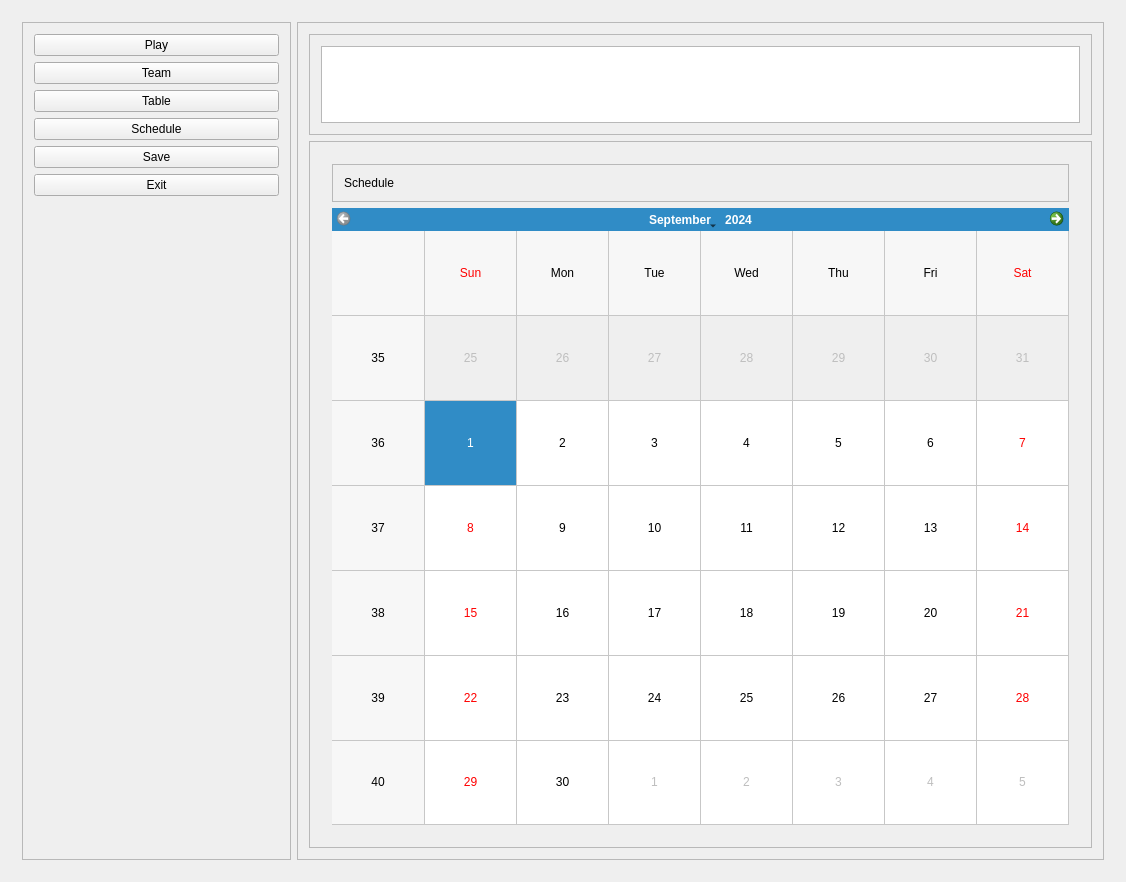
First picture: the form in LoadGame.ui, repository DawidO99/FM_QT_Project_vol2, before the edit.
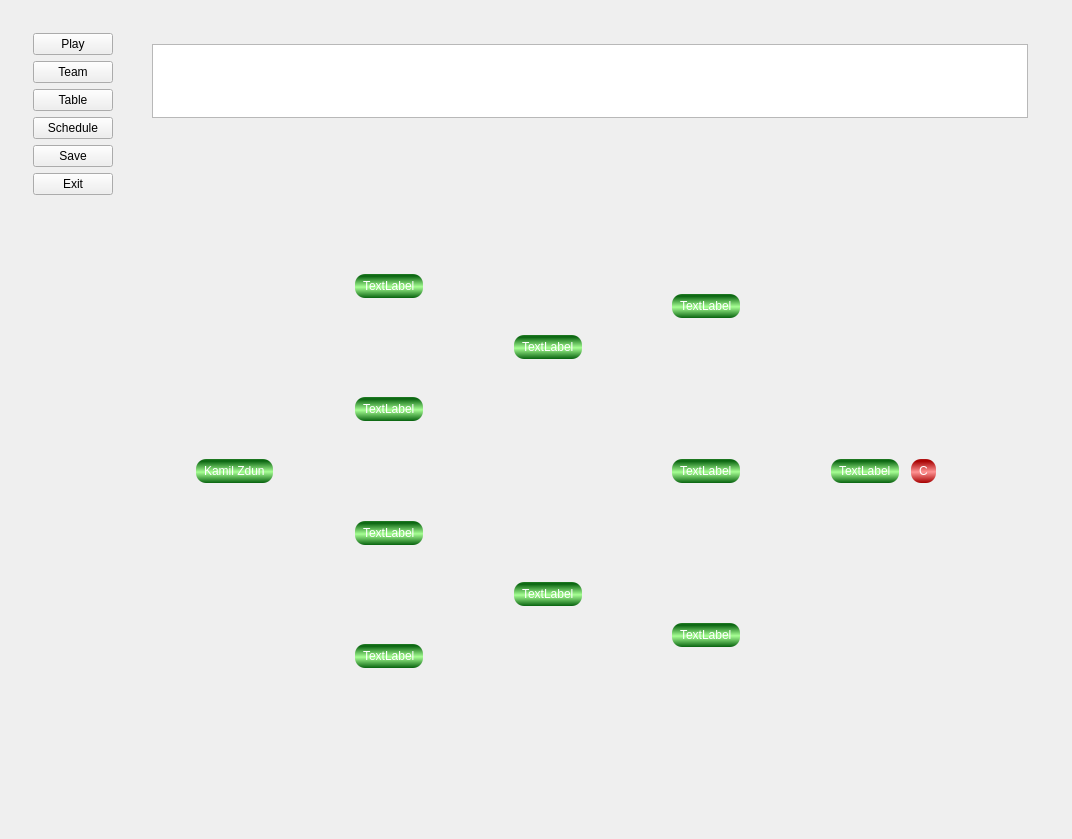
Second picture: the form after the edit. The open tabs and pages were chosen to show the change. Icons and pictures are not drawn.

Commit message: Dodałem page_team do content widgeta w LoadGame, przycisk do niego też działa

Patch:
```diff
--- a/LoadGame.ui
+++ b/LoadGame.ui
@@ -6,8 +6,8 @@
    <rect>
     <x>0</x>
     <y>0</y>
-    <width>1126</width>
-    <height>882</height>
+    <width>1030</width>
+    <height>839</height>
    </rect>
   </property>
   <property name="windowTitle">
@@ -84,10 +84,10 @@
         <item>
          <widget class="QFrame" name="frame_buttons">
           <property name="frameShape">
-           <enum>QFrame::Shape::StyledPanel</enum>
+           <enum>QFrame::Shape::NoFrame</enum>
           </property>
           <property name="frameShadow">
-           <enum>QFrame::Shadow::Raised</enum>
+           <enum>QFrame::Shadow::Plain</enum>
           </property>
           <layout class="QVBoxLayout" name="verticalLayout_3">
            <item>
@@ -151,19 +151,19 @@
         <item>
          <widget class="QFrame" name="frame_content">
           <property name="frameShape">
-           <enum>QFrame::Shape::StyledPanel</enum>
+           <enum>QFrame::Shape::NoFrame</enum>
           </property>
           <property name="frameShadow">
-           <enum>QFrame::Shadow::Raised</enum>
+           <enum>QFrame::Shadow::Plain</enum>
           </property>
           <layout class="QVBoxLayout" name="verticalLayout_5" stretch="1,7">
            <item>
             <widget class="QFrame" name="frame_4">
              <property name="frameShape">
-              <enum>QFrame::Shape::StyledPanel</enum>
+              <enum>QFrame::Shape::NoFrame</enum>
              </property>
              <property name="frameShadow">
-              <enum>QFrame::Shadow::Raised</enum>
+              <enum>QFrame::Shadow::Plain</enum>
              </property>
              <layout class="QHBoxLayout" name="horizontalLayout_5">
               <item>
@@ -175,16 +175,16 @@
            <item>
             <widget class="QFrame" name="frame_table_and_schedule">
              <property name="frameShape">
-              <enum>QFrame::Shape::StyledPanel</enum>
+              <enum>QFrame::Shape::NoFrame</enum>
              </property>
              <property name="frameShadow">
-              <enum>QFrame::Shadow::Raised</enum>
+              <enum>QFrame::Shadow::Plain</enum>
              </property>
              <layout class="QHBoxLayout" name="horizontalLayout_3">
               <item>
                <widget class="QStackedWidget" name="stackedWidget_content">
                 <property name="currentIndex">
-                 <number>1</number>
+                 <number>2</number>
                 </property>
                 <widget class="QWidget" name="page_table">
                  <layout class="QVBoxLayout" name="verticalLayout_6">
@@ -463,10 +463,10 @@
                   <item>
                    <widget class="QFrame" name="frame_2">
                     <property name="frameShape">
-                     <enum>QFrame::Shape::StyledPanel</enum>
+                     <enum>QFrame::Shape::NoFrame</enum>
                     </property>
                     <property name="frameShadow">
-                     <enum>QFrame::Shadow::Raised</enum>
+                     <enum>QFrame::Shadow::Plain</enum>
                     </property>
                     <layout class="QHBoxLayout" name="horizontalLayout_4">
                      <item>
@@ -515,6 +515,444 @@
                   </item>
                  </layout>
                 </widget>
+                <widget class="QWidget" name="page_team">
+                 <layout class="QHBoxLayout" name="horizontalLayout_7">
+                  <item>
+                   <widget class="QFrame" name="frame_5">
+                    <property name="minimumSize">
+                     <size>
+                      <width>0</width>
+                      <height>0</height>
+                     </size>
+                    </property>
+                    <property name="styleSheet">
+                     <string notr="true"/>
+                    </property>
+                    <property name="frameShape">
+                     <enum>QFrame::Shape::NoFrame</enum>
+                    </property>
+                    <property name="frameShadow">
+                     <enum>QFrame::Shadow::Plain</enum>
+                    </property>
+                    <layout class="QVBoxLayout" name="verticalLayout_7">
+                     <item>
+                      <spacer name="verticalSpacer_4">
+                       <property name="orientation">
+                        <enum>Qt::Orientation::Vertical</enum>
+                       </property>
+                       <property name="sizeHint" stdset="0">
+                        <size>
+                         <width>20</width>
+                         <height>21</height>
+                        </size>
+                       </property>
+                      </spacer>
+                     </item>
+                     <item>
+                      <widget class="QFrame" name="frame_13">
+                       <property name="frameShape">
+                        <enum>QFrame::Shape::NoFrame</enum>
+                       </property>
+                       <property name="frameShadow">
+                        <enum>QFrame::Shadow::Plain</enum>
+                       </property>
+                       <layout class="QHBoxLayout" name="horizontalLayout_18">
+                        <item>
+                         <spacer name="horizontalSpacer">
+                          <property name="orientation">
+                           <enum>Qt::Orientation::Horizontal</enum>
+                          </property>
+                          <property name="sizeHint" stdset="0">
+                           <size>
+                            <width>40</width>
+                            <height>20</height>
+                           </size>
+                          </property>
+                         </spacer>
+                        </item>
+                        <item>
+                         <widget class="QFrame" name="frame_6">
+                          <property name="sizePolicy">
+                           <sizepolicy hsizetype="Minimum" vsizetype="Minimum">
+                            <horstretch>0</horstretch>
+                            <verstretch>0</verstretch>
+                           </sizepolicy>
+                          </property>
+                          <property name="minimumSize">
+                           <size>
+                            <width>810</width>
+                            <height>510</height>
+                           </size>
+                          </property>
+                          <property name="sizeIncrement">
+                           <size>
+                            <width>0</width>
+                            <height>0</height>
+                           </size>
+                          </property>
+                          <property name="baseSize">
+                           <size>
+                            <width>0</width>
+                            <height>0</height>
+                           </size>
+                          </property>
+                          <property name="styleSheet">
+                           <string notr="true">image: url(:/new/prefix1/images/vecteezy_football-field.jpg);</string>
+                          </property>
+                          <property name="frameShape">
+                           <enum>QFrame::Shape::NoFrame</enum>
+                          </property>
+                          <property name="frameShadow">
+                           <enum>QFrame::Shadow::Plain</enum>
+                          </property>
+                          <layout class="QHBoxLayout" name="horizontalLayout_9">
+                           <item>
+                            <layout class="QHBoxLayout" name="horizontalLayout_8">
+                             <item>
+                              <layout class="QVBoxLayout" name="verticalLayout_8">
+                               <item alignment="Qt::AlignmentFlag::AlignLeft|Qt::AlignmentFlag::AlignVCenter">
+                                <widget class="QLabel" name="label_goalkeeper">
+                                 <property name="styleSheet">
+                                  <string notr="true">
+QLabel 
+	{image:none;
+	background-color: qlineargradient(spread:reflect, x1:0.506, y1:1, x2:0.499, y2:0.54, stop:0 rgba(8, 99, 15, 255), stop:1 rgba(167, 255, 148, 255));
+	color: rgb(255, 255, 255);
+	font: 600 italic 10pt &quot;Segoe UI&quot;;
+	border-color: rgb(0, 0, 0);
+    color: white;               /* Kolor tekstu */
+    border-radius: 10px;        /* Promień zaokrąglenia */
+    padding: 5px;              /* Wewnętrzne marginesy */
+	border-color: rgb(0, 0, 0);
+}
+</string>
+                                 </property>
+                                 <property name="frameShape">
+                                  <enum>QFrame::Shape::Box</enum>
+                                 </property>
+                                 <property name="frameShadow">
+                                  <enum>QFrame::Shadow::Plain</enum>
+                                 </property>
+                                 <property name="lineWidth">
+                                  <number>1</number>
+                                 </property>
+                                 <property name="text">
+                                  <string>Kamil Zdun</string>
+                                 </property>
+                                 <property name="textFormat">
+                                  <enum>Qt::TextFormat::AutoText</enum>
+                                 </property>
+                                 <property name="wordWrap">
+                                  <bool>false</bool>
+                                 </property>
+                                </widget>
+                               </item>
+                              </layout>
+                             </item>
+                             <item>
+                              <layout class="QVBoxLayout" name="verticalLayout_11">
+                               <item alignment="Qt::AlignmentFlag::AlignLeft|Qt::AlignmentFlag::AlignVCenter">
+                                <widget class="QLabel" name="label_left_back">
+                                 <property name="styleSheet">
+                                  <string notr="true">
+QLabel 
+	{image:none;
+	background-color: qlineargradient(spread:reflect, x1:0.506, y1:1, x2:0.499, y2:0.54, stop:0 rgba(8, 99, 15, 255), stop:1 rgba(167, 255, 148, 255));
+	color: rgb(255, 255, 255);
+	font: 600 italic 10pt &quot;Segoe UI&quot;;
+	border-color: rgb(0, 0, 0);
+    color: white;               /* Kolor tekstu */
+    border-radius: 10px;        /* Promień zaokrąglenia */
+    padding: 5px;              /* Wewnętrzne marginesy */
+	border-color: rgb(0, 0, 0);
+}
+</string>
+                                 </property>
+                                 <property name="text">
+                                  <string>TextLabel</string>
+                                 </property>
+                                </widget>
+                               </item>
+                               <item alignment="Qt::AlignmentFlag::AlignLeft|Qt::AlignmentFlag::AlignVCenter">
+                                <widget class="QLabel" name="label_1st_center_back">
+                                 <property name="styleSheet">
+                                  <string notr="true">
+QLabel 
+	{image:none;
+	background-color: qlineargradient(spread:reflect, x1:0.506, y1:1, x2:0.499, y2:0.54, stop:0 rgba(8, 99, 15, 255), stop:1 rgba(167, 255, 148, 255));
+	color: rgb(255, 255, 255);
+	font: 600 italic 10pt &quot;Segoe UI&quot;;
+	border-color: rgb(0, 0, 0);
+    color: white;               /* Kolor tekstu */
+    border-radius: 10px;        /* Promień zaokrąglenia */
+    padding: 5px;              /* Wewnętrzne marginesy */
+	border-color: rgb(0, 0, 0);
+}
+</string>
+                                 </property>
+                                 <property name="text">
+                                  <string>TextLabel</string>
+                                 </property>
+                                </widget>
+                               </item>
+                               <item alignment="Qt::AlignmentFlag::AlignLeft|Qt::AlignmentFlag::AlignVCenter">
+                                <widget class="QLabel" name="label_2nd_center_back">
+                                 <property name="styleSheet">
+                                  <string notr="true">
+QLabel 
+	{image:none;
+	background-color: qlineargradient(spread:reflect, x1:0.506, y1:1, x2:0.499, y2:0.54, stop:0 rgba(8, 99, 15, 255), stop:1 rgba(167, 255, 148, 255));
+	color: rgb(255, 255, 255);
+	font: 600 italic 10pt &quot;Segoe UI&quot;;
+	border-color: rgb(0, 0, 0);
+    color: white;               /* Kolor tekstu */
+    border-radius: 10px;        /* Promień zaokrąglenia */
+    padding: 5px;              /* Wewnętrzne marginesy */
+	border-color: rgb(0, 0, 0);
+}
+</string>
+                                 </property>
+                                 <property name="text">
+                                  <string>TextLabel</string>
+                                 </property>
+                                </widget>
+                               </item>
+                               <item alignment="Qt::AlignmentFlag::AlignLeft|Qt::AlignmentFlag::AlignVCenter">
+                                <widget class="QLabel" name="label_right_back">
+                                 <property name="styleSheet">
+                                  <string notr="true">
+QLabel 
+	{image:none;
+	background-color: qlineargradient(spread:reflect, x1:0.506, y1:1, x2:0.499, y2:0.54, stop:0 rgba(8, 99, 15, 255), stop:1 rgba(167, 255, 148, 255));
+	color: rgb(255, 255, 255);
+	font: 600 italic 10pt &quot;Segoe UI&quot;;
+	border-color: rgb(0, 0, 0);
+    color: white;               /* Kolor tekstu */
+    border-radius: 10px;        /* Promień zaokrąglenia */
+    padding: 5px;              /* Wewnętrzne marginesy */
+	border-color: rgb(0, 0, 0);
+}
+</string>
+                                 </property>
+                                 <property name="text">
+                                  <string>TextLabel</string>
+                                 </property>
+                                </widget>
+                               </item>
+                              </layout>
+                             </item>
+                             <item>
+                              <layout class="QVBoxLayout" name="verticalLayout_12">
+                               <item alignment="Qt::AlignmentFlag::AlignLeft|Qt::AlignmentFlag::AlignVCenter">
+                                <widget class="QLabel" name="label_left_def_midfielder">
+                                 <property name="styleSheet">
+                                  <string notr="true">
+QLabel 
+	{image:none;
+	background-color: qlineargradient(spread:reflect, x1:0.506, y1:1, x2:0.499, y2:0.54, stop:0 rgba(8, 99, 15, 255), stop:1 rgba(167, 255, 148, 255));
+	color: rgb(255, 255, 255);
+	font: 600 italic 10pt &quot;Segoe UI&quot;;
+	border-color: rgb(0, 0, 0);
+    color: white;               /* Kolor tekstu */
+    border-radius: 10px;        /* Promień zaokrąglenia */
+    padding: 5px;              /* Wewnętrzne marginesy */
+	border-color: rgb(0, 0, 0);
+}
+</string>
+                                 </property>
+                                 <property name="text">
+                                  <string>TextLabel</string>
+                                 </property>
+                                </widget>
+                               </item>
+                               <item alignment="Qt::AlignmentFlag::AlignLeft|Qt::AlignmentFlag::AlignVCenter">
+                                <widget class="QLabel" name="label_right_def_midfielder">
+                                 <property name="styleSheet">
+                                  <string notr="true">
+QLabel 
+	{image:none;
+	background-color: qlineargradient(spread:reflect, x1:0.506, y1:1, x2:0.499, y2:0.54, stop:0 rgba(8, 99, 15, 255), stop:1 rgba(167, 255, 148, 255));
+	color: rgb(255, 255, 255);
+	font: 600 italic 10pt &quot;Segoe UI&quot;;
+	border-color: rgb(0, 0, 0);
+    color: white;               /* Kolor tekstu */
+    border-radius: 10px;        /* Promień zaokrąglenia */
+    padding: 5px;              /* Wewnętrzne marginesy */
+	border-color: rgb(0, 0, 0);
+}
+</string>
+                                 </property>
+                                 <property name="text">
+                                  <string>TextLabel</string>
+                                 </property>
+                                </widget>
+                               </item>
+                              </layout>
+                             </item>
+                             <item>
+                              <layout class="QVBoxLayout" name="verticalLayout_13">
+                               <item alignment="Qt::AlignmentFlag::AlignLeft|Qt::AlignmentFlag::AlignVCenter">
+                                <widget class="QLabel" name="label_left_forward">
+                                 <property name="styleSheet">
+                                  <string notr="true">
+QLabel 
+	{image:none;
+	background-color: qlineargradient(spread:reflect, x1:0.506, y1:1, x2:0.499, y2:0.54, stop:0 rgba(8, 99, 15, 255), stop:1 rgba(167, 255, 148, 255));
+	color: rgb(255, 255, 255);
+	font: 600 italic 10pt &quot;Segoe UI&quot;;
+	border-color: rgb(0, 0, 0);
+    color: white;               /* Kolor tekstu */
+    border-radius: 10px;        /* Promień zaokrąglenia */
+    padding: 5px;              /* Wewnętrzne marginesy */
+	border-color: rgb(0, 0, 0);
+}
+</string>
+                                 </property>
+                                 <property name="text">
+                                  <string>TextLabel</string>
+                                 </property>
+                                </widget>
+                               </item>
+                               <item alignment="Qt::AlignmentFlag::AlignLeft|Qt::AlignmentFlag::AlignVCenter">
+                                <widget class="QLabel" name="label_offensive_midfielder">
+                                 <property name="styleSheet">
+                                  <string notr="true">
+QLabel 
+	{image:none;
+	background-color: qlineargradient(spread:reflect, x1:0.506, y1:1, x2:0.499, y2:0.54, stop:0 rgba(8, 99, 15, 255), stop:1 rgba(167, 255, 148, 255));
+	color: rgb(255, 255, 255);
+	font: 600 italic 10pt &quot;Segoe UI&quot;;
+	border-color: rgb(0, 0, 0);
+    color: white;               /* Kolor tekstu */
+    border-radius: 10px;        /* Promień zaokrąglenia */
+    padding: 5px;              /* Wewnętrzne marginesy */
+	border-color: rgb(0, 0, 0);
+}
+</string>
+                                 </property>
+                                 <property name="text">
+                                  <string>TextLabel</string>
+                                 </property>
+                                </widget>
+                               </item>
+                               <item alignment="Qt::AlignmentFlag::AlignLeft|Qt::AlignmentFlag::AlignVCenter">
+                                <widget class="QLabel" name="label_right_forward">
+                                 <property name="styleSheet">
+                                  <string notr="true">
+QLabel 
+	{image:none;
+	background-color: qlineargradient(spread:reflect, x1:0.506, y1:1, x2:0.499, y2:0.54, stop:0 rgba(8, 99, 15, 255), stop:1 rgba(167, 255, 148, 255));
+	color: rgb(255, 255, 255);
+	font: 600 italic 10pt &quot;Segoe UI&quot;;
+	border-color: rgb(0, 0, 0);
+    color: white;               /* Kolor tekstu */
+    border-radius: 10px;        /* Promień zaokrąglenia */
+    padding: 5px;              /* Wewnętrzne marginesy */
+	border-color: rgb(0, 0, 0);
+}
+</string>
+                                 </property>
+                                 <property name="text">
+                                  <string>TextLabel</string>
+                                 </property>
+                                </widget>
+                               </item>
+                              </layout>
+                             </item>
+                             <item>
+                              <layout class="QVBoxLayout" name="verticalLayout_9">
+                               <item>
+                                <layout class="QHBoxLayout" name="horizontalLayout_19">
+                                 <item alignment="Qt::AlignmentFlag::AlignLeft|Qt::AlignmentFlag::AlignVCenter">
+                                  <widget class="QLabel" name="label_center_forward">
+                                   <property name="styleSheet">
+                                    <string notr="true">
+QLabel 
+	{image:none;
+	background-color: qlineargradient(spread:reflect, x1:0.506, y1:1, x2:0.499, y2:0.54, stop:0 rgba(8, 99, 15, 255), stop:1 rgba(167, 255, 148, 255));
+	color: rgb(255, 255, 255);
+	font: 600 italic 10pt &quot;Segoe UI&quot;;
+	border-color: rgb(0, 0, 0);
+    color: white;               /* Kolor tekstu */
+    border-radius: 10px;        /* Promień zaokrąglenia */
+    padding: 5px;              /* Wewnętrzne marginesy */
+	border-color: rgb(0, 0, 0);
+}
+</string>
+                                   </property>
+                                   <property name="text">
+                                    <string>TextLabel</string>
+                                   </property>
+                                  </widget>
+                                 </item>
+                                 <item alignment="Qt::AlignmentFlag::AlignLeft|Qt::AlignmentFlag::AlignVCenter">
+                                  <widget class="QLabel" name="label_captain">
+                                   <property name="styleSheet">
+                                    <string notr="true">
+QLabel {
+	image:none;
+	background-color: qlineargradient(spread:reflect, x1:0.506, y1:1, x2:0.499, y2:0.54, stop:0 rgba(166, 0, 0, 255), stop:1 rgba(255, 148, 148, 255));
+	
+	
+	color: rgb(255, 255, 255);
+	
+	font: 700 italic 10pt &quot;Segoe UI&quot;;
+	border-color: rgb(0, 0, 0);
+
+    border-radius: 10px;        
+    padding: 5px;            
+	border-color: rgb(0, 0, 0);
+}
+</string>
+                                   </property>
+                                   <property name="text">
+                                    <string>C</string>
+                                   </property>
+                                  </widget>
+                                 </item>
+                                </layout>
+                               </item>
+                              </layout>
+                             </item>
+                            </layout>
+                           </item>
+                          </layout>
+                         </widget>
+                        </item>
+                        <item>
+                         <spacer name="horizontalSpacer_2">
+                          <property name="orientation">
+                           <enum>Qt::Orientation::Horizontal</enum>
+                          </property>
+                          <property name="sizeHint" stdset="0">
+                           <size>
+                            <width>40</width>
+                            <height>20</height>
+                           </size>
+                          </property>
+                         </spacer>
+                        </item>
+                       </layout>
+                      </widget>
+                     </item>
+                     <item>
+                      <spacer name="verticalSpacer_5">
+                       <property name="orientation">
+                        <enum>Qt::Orientation::Vertical</enum>
+                       </property>
+                       <property name="sizeHint" stdset="0">
+                        <size>
+                         <width>20</width>
+                         <height>22</height>
+                        </size>
+                       </property>
+                      </spacer>
+                     </item>
+                    </layout>
+                   </widget>
+                  </item>
+                 </layout>
+                </widget>
                </widget>
               </item>
              </layout>
@@ -526,7 +964,6 @@
        </layout>
       </widget>
       <widget class="QWidget" name="page_play"/>
-      <widget class="QWidget" name="page_team"/>
      </widget>
     </item>
    </layout>
```
Left out of the diff: 12 changed lines with no effect on the pictures. The commit also changes 9 other files.
